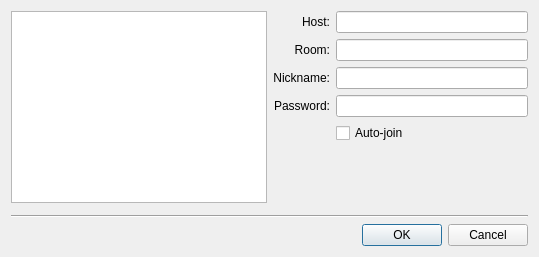
Qt form src/bookmarkmanage.ui (psi-im/psi) before a commit.
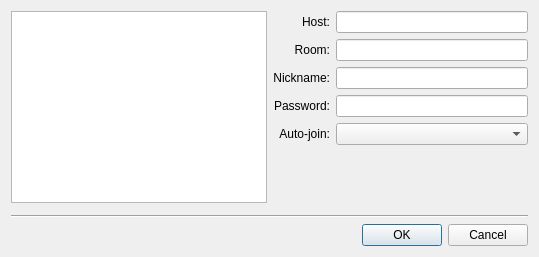
The same form after that commit.

Commit message: Added muc auto-join settings: always, only local, only not local, never

What changed in the file:
```diff
--- a/src/bookmarkmanage.ui
+++ b/src/bookmarkmanage.ui
@@ -89,14 +89,7 @@
        </property>
       </widget>
      </item>
-     <item row="4" column="1" >
-      <widget class="QCheckBox" name="autoJoin" >
-       <property name="text" >
-        <string>Auto-join</string>
-       </property>
-      </widget>
-     </item>
-     <item row="5" column="1" >
+     <item row="5" column="1">
       <spacer>
        <property name="orientation" >
         <enum>Qt::Vertical</enum>
@@ -109,6 +102,19 @@
        </property>
       </spacer>
      </item>
+     <item row="4" column="0">
+      <widget class="QLabel" name="label_5">
+       <property name="text">
+        <string>Auto-join:</string>
+       </property>
+       <property name="alignment">
+        <set>Qt::AlignRight|Qt::AlignTrailing|Qt::AlignVCenter</set>
+       </property>
+      </widget>
+     </item>
+     <item row="4" column="1">
+      <widget class="QComboBox" name="autoJoin"/>
+     </item>
     </layout>
    </item>
    <item row="1" column="0" colspan="2" >
```
Left out of the diff: 103 changed lines with no effect on the pictures. The commit also changes 7 other files.
